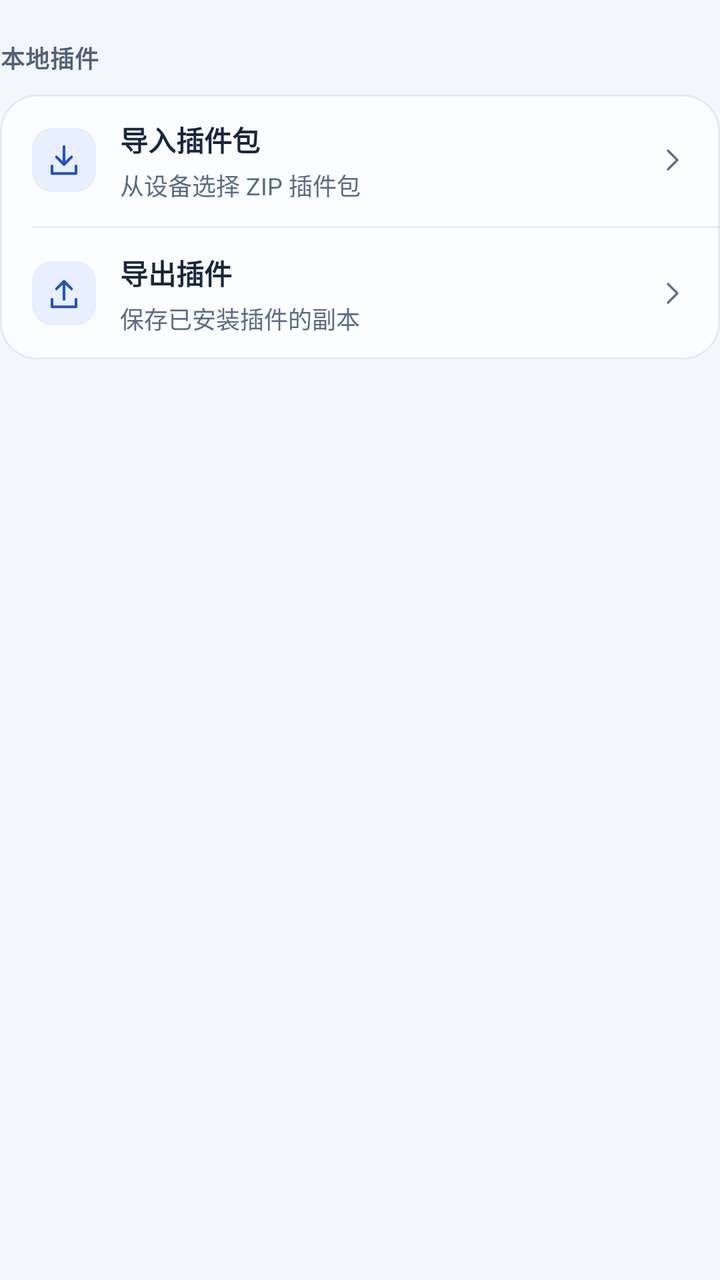
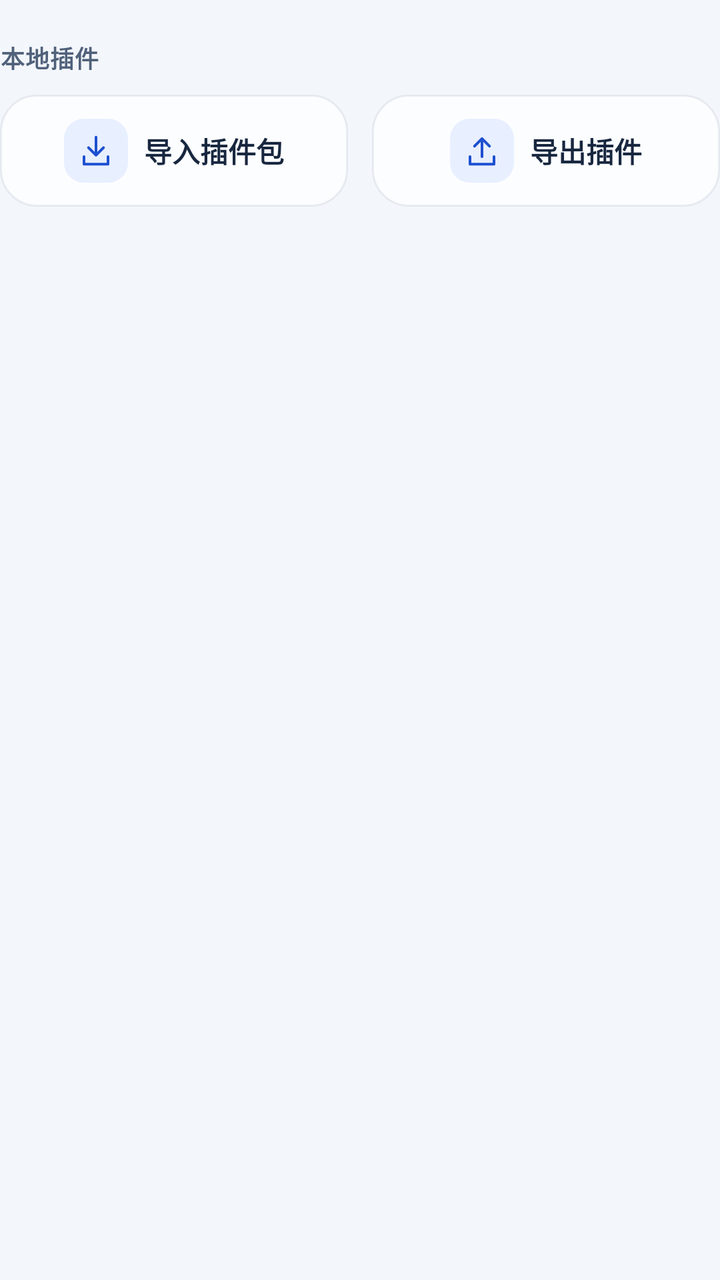

Before-and-after screenshots of an Android layout around one commit, followed by the original layout XML and the change that was made.
<!-- AndroidManifest.xml: application theme Theme.DeepseekHarness -->
<!-- res/layout/plugin_list_footer.xml -->
<?xml version="1.0" encoding="utf-8"?>
<LinearLayout xmlns:android="http://schemas.android.com/apk/res/android" xmlns:app="http://schemas.android.com/apk/res-auto" android:layout_width="match_parent" android:layout_height="wrap_content" android:orientation="vertical">

    <TextView android:id="@+id/pluginEmpty" style="@style/ShellStatusText" android:layout_width="match_parent" android:layout_height="wrap_content" android:layout_marginTop="2dp" android:background="@drawable/bg_plugin_empty" android:gravity="center" android:lineSpacingExtra="3dp" android:minHeight="120dp" android:padding="32dp" android:visibility="gone" />

    <TextView android:id="@+id/pluginLocalTitle" style="@style/ShellSectionLabel" android:layout_width="match_parent" android:layout_height="wrap_content" android:layout_marginTop="20dp" android:layout_marginBottom="10dp" android:text="@string/ui2_local_plugins" />

    <LinearLayout android:id="@+id/pluginLocalCard" style="@style/ShellCard" android:layout_width="match_parent" android:layout_height="wrap_content">

        <LinearLayout android:id="@+id/btnImport" style="@style/ShellRow" android:layout_width="match_parent" android:layout_height="wrap_content">
            <ImageView style="@style/ShellRowIcon" android:layout_width="@dimen/shell_row_icon" android:layout_height="@dimen/shell_row_icon" android:contentDescription="@null" android:src="@drawable/ic_ui_import" />
            <LinearLayout android:layout_width="0dp" android:layout_height="wrap_content" android:layout_marginStart="12dp" android:layout_weight="1" android:orientation="vertical">
                <TextView style="@style/ShellRowTitle" android:layout_width="match_parent" android:layout_height="wrap_content" android:text="@string/ui2_import" />
                <TextView style="@style/ShellRowSub" android:layout_width="match_parent" android:layout_height="wrap_content" android:layout_marginTop="4dp" android:text="@string/ui2_import_sub" />
            </LinearLayout>
            <ImageView android:layout_width="@dimen/shell_row_chevron" android:layout_height="@dimen/shell_row_chevron" android:contentDescription="@null" android:src="@drawable/ic_ui2_chevron" app:tint="@color/shell_text_muted" />
        </LinearLayout>

        <View style="@style/ShellDivider" />

        <LinearLayout android:id="@+id/btnExport" style="@style/ShellRow" android:layout_width="match_parent" android:layout_height="wrap_content">
            <ImageView style="@style/ShellRowIcon" android:layout_width="@dimen/shell_row_icon" android:layout_height="@dimen/shell_row_icon" android:contentDescription="@null" android:src="@drawable/ic_ui_export" />
            <LinearLayout android:layout_width="0dp" android:layout_height="wrap_content" android:layout_marginStart="12dp" android:layout_weight="1" android:orientation="vertical">
                <TextView style="@style/ShellRowTitle" android:layout_width="match_parent" android:layout_height="wrap_content" android:text="@string/ui2_export" />
                <TextView style="@style/ShellRowSub" android:layout_width="match_parent" android:layout_height="wrap_content" android:layout_marginTop="4dp" android:text="@string/ui2_export_sub" />
            </LinearLayout>
            <ImageView android:layout_width="@dimen/shell_row_chevron" android:layout_height="@dimen/shell_row_chevron" android:contentDescription="@null" android:src="@drawable/ic_ui2_chevron" app:tint="@color/shell_text_muted" />
        </LinearLayout>
    </LinearLayout>

</LinearLayout>
<!-- resources referenced by this layout -->
<resources>
  <color name="shell_text_muted">#5A6B86</color>
  <dimen name="shell_row_chevron">16dp</dimen>
  <dimen name="shell_row_icon">32dp</dimen>
  <!-- drawable ic_ui2_chevron (drawable) -->
  <vector xmlns:android="http://schemas.android.com/apk/res/android" android:width="20dp" android:height="20dp" android:viewportWidth="24" android:viewportHeight="24"><path android:pathData="M9,5 L16,12 L9,19" android:fillColor="@android:color/transparent" android:strokeColor="@color/primary" android:strokeWidth="1.7" android:strokeLineCap="round" android:strokeLineJoin="round"/></vector>
  <string name="ui2_export">导出插件</string>
  <string name="ui2_export_sub">保存已安装插件的副本</string>
  <string name="ui2_import">导入插件包</string>
  <string name="ui2_import_sub">从设备选择 ZIP 插件包</string>
  <string name="ui2_local_plugins">本地插件</string>
  <style name="ShellDivider" parent="">
          <item name="android:layout_width">match_parent</item>
          <item name="android:layout_height">1dp</item>
          <item name="android:layout_marginStart">@dimen/shell_row_pad_h</item>
          <item name="android:background">@color/shell_line</item>
      </style>
  <style name="ShellRow" parent="">
          <item name="android:background">?attr/selectableItemBackground</item>
          <item name="android:clickable">true</item>
          <item name="android:focusable">true</item>
          <item name="android:gravity">center_vertical</item>
          <item name="android:orientation">horizontal</item>
          <item name="android:minHeight">@dimen/shell_row_min_height</item>
          <item name="android:paddingStart">@dimen/shell_row_pad_h</item>
          <item name="android:paddingTop">@dimen/shell_row_pad_v</item>
          <item name="android:paddingEnd">@dimen/shell_row_pad_h</item>
          <item name="android:paddingBottom">@dimen/shell_row_pad_v</item>
      </style>
  <style name="ShellRowSub" parent="">
          <item name="android:textSize">@dimen/shell_row_sub</item>
          <item name="android:textColor">@color/shell_text_muted</item>
          <item name="android:includeFontPadding">false</item>
          <item name="android:lineSpacingExtra">2dp</item>
          <item name="android:maxLines">2</item>
          <item name="android:ellipsize">end</item>
      </style>
  <dimen name="shell_launch_radius_card">18dp</dimen>
  <color name="shell_line_strong">#251D3A60</color>
  <dimen name="shell_row_pad_h">16dp</dimen>
  <color name="shell_line">#131D3A60</color>
  <dimen name="shell_row_min_height">56dp</dimen>
  <dimen name="shell_row_pad_v">12dp</dimen>
  <dimen name="shell_row_icon_pad">7dp</dimen>
  <dimen name="shell_row_sub">12sp</dimen>
  <dimen name="shell_row_title">14sp</dimen>
  <color name="shell_text">#18273F</color>
  <dimen name="shell_section_label">12sp</dimen>
  <color name="shell_text_secondary">#50617A</color>
  <dimen name="shell_status_text">12sp</dimen>
  <color name="text">#18273F</color>
  <color name="text_secondary">#50617A</color>
  <color name="line">#131D3A60</color>
  <color name="err">#AF404B</color>
  <color name="error_on">#FFFFFF</color>
  <color name="text_muted">#5A6B86</color>
  <color name="pal_standard_primary">#1E50D0</color>
  <color name="pal_standard_primary_dark">#1A46B8</color>
  <color name="pal_standard_accent_on">#FFFFFF</color>
  <color name="pal_standard_ripple">#141E50D0</color>
  <color name="pal_standard_logo_top">#E8EFFF</color>
  <color name="pal_standard_shell_accent">#1E50D0</color>
  <color name="pal_standard_surface">#F3F6FB</color>
  <color name="pal_standard_card">#FCFDFF</color>
  <color name="pal_standard_raised">#E7EDF6</color>
  <color name="pal_standard_disabled">#E7EDF6</color>
  <color name="pal_standard_preview">#E7EDF6</color>
  <color name="pal_standard_shell_bg">#F3F6FB</color>
  <color name="pal_standard_shell_raised">#E7EDF6</color>
  <color name="pal_standard_shell_nav_bg">#FCFDFF</color>
  <dimen name="radius_control">13dp</dimen>
  <dimen name="stroke">1dp</dimen>
  <!-- unchanged entries left out for length: 47 -->
</resources>

<!-- the commit's change to res/layout/plugin_list_footer.xml (unified diff, before → after) -->
@@ -5,26 +5,16 @@
 
     <TextView android:id="@+id/pluginLocalTitle" style="@style/ShellSectionLabel" android:layout_width="match_parent" android:layout_height="wrap_content" android:layout_marginTop="20dp" android:layout_marginBottom="10dp" android:text="@string/ui2_local_plugins" />
 
-    <LinearLayout android:id="@+id/pluginLocalCard" style="@style/ShellCard" android:layout_width="match_parent" android:layout_height="wrap_content">
+    <LinearLayout android:id="@+id/pluginLocalCard" android:layout_width="match_parent" android:layout_height="wrap_content" android:baselineAligned="false" android:orientation="horizontal">
 
-        <LinearLayout android:id="@+id/btnImport" style="@style/ShellRow" android:layout_width="match_parent" android:layout_height="wrap_content">
+        <LinearLayout android:id="@+id/btnImport" style="@style/ShellCard" android:layout_width="0dp" android:layout_height="wrap_content" android:layout_marginEnd="6dp" android:layout_weight="1" android:clickable="true" android:focusable="true" android:foreground="?attr/selectableItemBackground" android:gravity="center" android:minHeight="@dimen/shell_row_min_height" android:orientation="horizontal" android:paddingStart="@dimen/shell_row_pad_h" android:paddingTop="@dimen/shell_row_pad_v" android:paddingEnd="@dimen/shell_row_pad_h" android:paddingBottom="@dimen/shell_row_pad_v">
             <ImageView style="@style/ShellRowIcon" android:layout_width="@dimen/shell_row_icon" android:layout_height="@dimen/shell_row_icon" android:contentDescription="@null" android:src="@drawable/ic_ui_import" />
-            <LinearLayout android:layout_width="0dp" android:layout_height="wrap_content" android:layout_marginStart="12dp" android:layout_weight="1" android:orientation="vertical">
-                <TextView style="@style/ShellRowTitle" android:layout_width="match_parent" android:layout_height="wrap_content" android:text="@string/ui2_import" />
-                <TextView style="@style/ShellRowSub" android:layout_width="match_parent" android:layout_height="wrap_content" android:layout_marginTop="4dp" android:text="@string/ui2_import_sub" />
-            </LinearLayout>
-            <ImageView android:layout_width="@dimen/shell_row_chevron" android:layout_height="@dimen/shell_row_chevron" android:contentDescription="@null" android:src="@drawable/ic_ui2_chevron" app:tint="@color/shell_text_muted" />
+            <TextView style="@style/ShellRowTitle" android:layout_width="wrap_content" android:layout_height="wrap_content" android:layout_marginStart="8dp" android:text="@string/ui2_import" />
         </LinearLayout>
 
-        <View style="@style/ShellDivider" />
-
-        <LinearLayout android:id="@+id/btnExport" style="@style/ShellRow" android:layout_width="match_parent" android:layout_height="wrap_content">
+        <LinearLayout android:id="@+id/btnExport" style="@style/ShellCard" android:layout_width="0dp" android:layout_height="wrap_content" android:layout_marginStart="6dp" android:layout_weight="1" android:clickable="true" android:focusable="true" android:foreground="?attr/selectableItemBackground" android:gravity="center" android:minHeight="@dimen/shell_row_min_height" android:orientation="horizontal" android:paddingStart="@dimen/shell_row_pad_h" android:paddingTop="@dimen/shell_row_pad_v" android:paddingEnd="@dimen/shell_row_pad_h" android:paddingBottom="@dimen/shell_row_pad_v">
             <ImageView style="@style/ShellRowIcon" android:layout_width="@dimen/shell_row_icon" android:layout_height="@dimen/shell_row_icon" android:contentDescription="@null" android:src="@drawable/ic_ui_export" />
-            <LinearLayout android:layout_width="0dp" android:layout_height="wrap_content" android:layout_marginStart="12dp" android:layout_weight="1" android:orientation="vertical">
-                <TextView style="@style/ShellRowTitle" android:layout_width="match_parent" android:layout_height="wrap_content" android:text="@string/ui2_export" />
-                <TextView style="@style/ShellRowSub" android:layout_width="match_parent" android:layout_height="wrap_content" android:layout_marginTop="4dp" android:text="@string/ui2_export_sub" />
-            </LinearLayout>
-            <ImageView android:layout_width="@dimen/shell_row_chevron" android:layout_height="@dimen/shell_row_chevron" android:contentDescription="@null" android:src="@drawable/ic_ui2_chevron" app:tint="@color/shell_text_muted" />
+            <TextView style="@style/ShellRowTitle" android:layout_width="wrap_content" android:layout_height="wrap_content" android:layout_marginStart="8dp" android:text="@string/ui2_export" />
         </LinearLayout>
     </LinearLayout>
 
<!-- resource entries referenced after the edit -->
@@ -1,41 +1,10 @@
 <!-- resources referenced by this layout -->
 <resources>
   <color name="shell_text_muted">#5A6B86</color>
-  <dimen name="shell_row_chevron">16dp</dimen>
   <dimen name="shell_row_icon">32dp</dimen>
-  <!-- drawable ic_ui2_chevron (drawable) -->
-  <vector xmlns:android="http://schemas.android.com/apk/res/android" android:width="20dp" android:height="20dp" android:viewportWidth="24" android:viewportHeight="24"><path android:pathData="M9,5 L16,12 L9,19" android:fillColor="@android:color/transparent" android:strokeColor="@color/primary" android:strokeWidth="1.7" android:strokeLineCap="round" android:strokeLineJoin="round"/></vector>
   <string name="ui2_export">导出插件</string>
-  <string name="ui2_export_sub">保存已安装插件的副本</string>
   <string name="ui2_import">导入插件包</string>
-  <string name="ui2_import_sub">从设备选择 ZIP 插件包</string>
   <string name="ui2_local_plugins">本地插件</string>
-  <style name="ShellDivider" parent="">
-          <item name="android:layout_width">match_parent</item>
-          <item name="android:layout_height">1dp</item>
-          <item name="android:layout_marginStart">@dimen/shell_row_pad_h</item>
-          <item name="android:background">@color/shell_line</item>
-      </style>
-  <style name="ShellRow" parent="">
-          <item name="android:background">?attr/selectableItemBackground</item>
-          <item name="android:clickable">true</item>
-          <item name="android:focusable">true</item>
-          <item name="android:gravity">center_vertical</item>
-          <item name="android:orientation">horizontal</item>
-          <item name="android:minHeight">@dimen/shell_row_min_height</item>
-          <item name="android:paddingStart">@dimen/shell_row_pad_h</item>
-          <item name="android:paddingTop">@dimen/shell_row_pad_v</item>
-          <item name="android:paddingEnd">@dimen/shell_row_pad_h</item>
-          <item name="android:paddingBottom">@dimen/shell_row_pad_v</item>
-      </style>
-  <style name="ShellRowSub" parent="">
-          <item name="android:textSize">@dimen/shell_row_sub</item>
-          <item name="android:textColor">@color/shell_text_muted</item>
-          <item name="android:includeFontPadding">false</item>
-          <item name="android:lineSpacingExtra">2dp</item>
-          <item name="android:maxLines">2</item>
-          <item name="android:ellipsize">end</item>
-      </style>
   <dimen name="shell_launch_radius_card">18dp</dimen>
   <color name="shell_line_strong">#251D3A60</color>
   <dimen name="shell_row_pad_h">16dp</dimen>
@@ -43,7 +12,6 @@
   <dimen name="shell_row_min_height">56dp</dimen>
   <dimen name="shell_row_pad_v">12dp</dimen>
   <dimen name="shell_row_icon_pad">7dp</dimen>
-  <dimen name="shell_row_sub">12sp</dimen>
   <dimen name="shell_row_title">14sp</dimen>
   <color name="shell_text">#18273F</color>
   <dimen name="shell_section_label">12sp</dimen>
